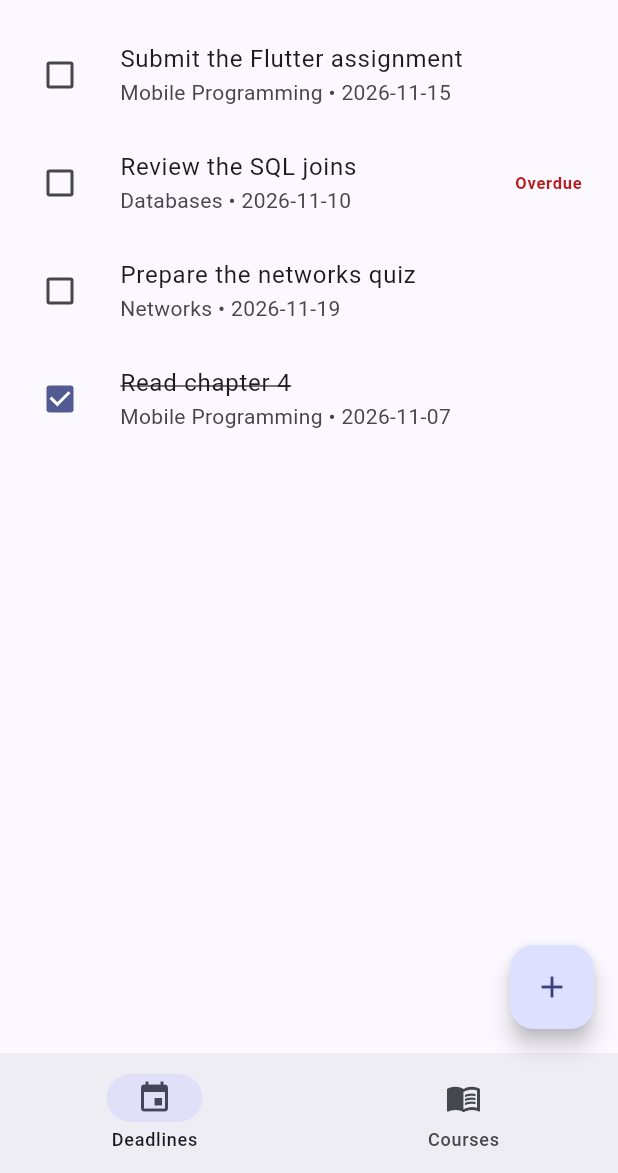
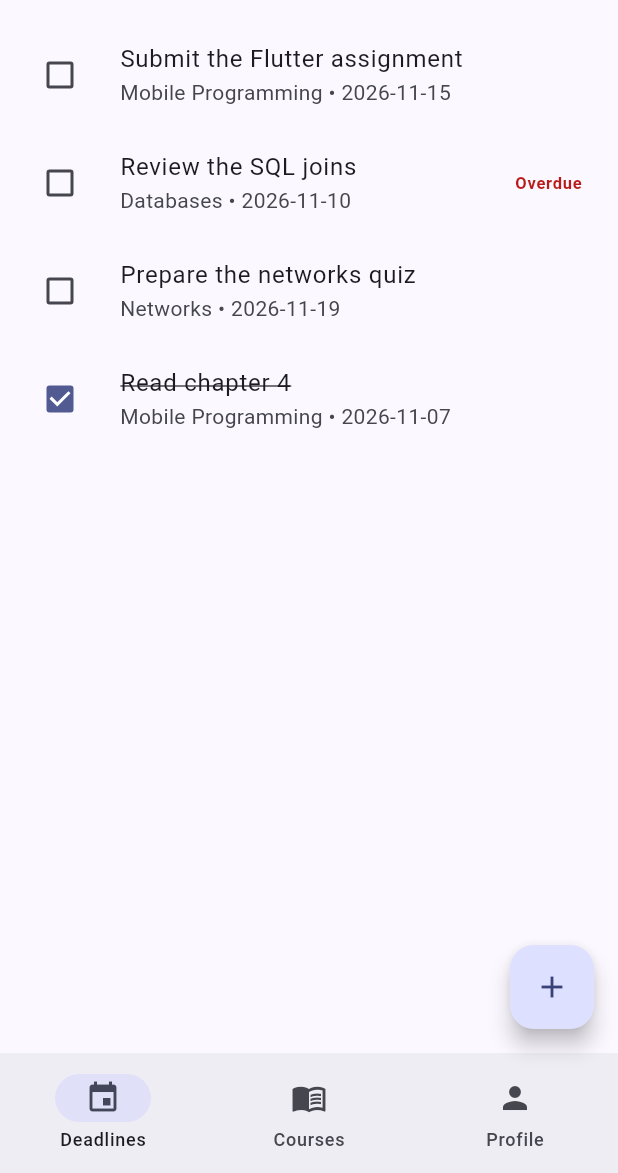
Before and after one commit to Laureelo/campusflow, a Flutter app: the screen it shows after launch, on a phone screen of 412 x 824 dp, the part 63-1236 px from its top. Run offline on Flutter 3.47's test engine with Material 3 defaults, Android fonts, the phone set to English and light mode, and no system bars; our stand-ins replace flutter_riverpod, go_router.

Commit message:
Add GoRouter with a ShellRoute, the navigation bar and the id path parameter

```diff
--- a/seance-6-riverpod/lib/main.dart
+++ b/seance-6-riverpod/lib/main.dart
@@ -1,22 +1,36 @@
 import 'package:flutter/material.dart';
 import 'package:flutter_riverpod/flutter_riverpod.dart';
+import 'package:go_router/go_router.dart';
 
-import 'screens/home_shell.dart';
+import 'router/app_router.dart';
 
 void main() {
   runApp(const ProviderScope(child: CampusFlowApp()));
 }
 
-class CampusFlowApp extends StatelessWidget {
+class CampusFlowApp extends StatefulWidget {
   const CampusFlowApp({super.key});
 
   @override
+  State<CampusFlowApp> createState() => _CampusFlowAppState();
+}
+
+class _CampusFlowAppState extends State<CampusFlowApp> {
+  final GoRouter _router = buildRouter();
+
+  @override
+  void dispose() {
+    _router.dispose();
+    super.dispose();
+  }
+
+  @override
   Widget build(BuildContext context) {
-    return MaterialApp(
+    return MaterialApp.router(
       title: 'CampusFlow',
       debugShowCheckedModeBanner: false,
       theme: ThemeData(colorSchemeSeed: Colors.indigo, useMaterial3: true),
-      home: const HomeShell(),
+      routerConfig: _router,
     );
   }
 }
--- /dev/null
+++ b/seance-6-riverpod/lib/providers/user_provider.dart
@@ -0,0 +1,6 @@
+import 'package:flutter_riverpod/flutter_riverpod.dart';
+
+import '../data/sample_data.dart';
+import '../models/user.dart';
+
+final userProvider = Provider<User>((ref) => sampleUser);
--- /dev/null
+++ b/seance-6-riverpod/lib/router/app_router.dart
@@ -0,0 +1,44 @@
+import 'package:go_router/go_router.dart';
+
+import '../screens/courses_list.dart';
+import '../screens/deadlines_screen.dart';
+import '../screens/profile_screen.dart';
+import '../screens/shell_scaffold.dart';
+import '../screens/task_detail.dart';
+import '../screens/task_form.dart';
+
+GoRouter buildRouter() {
+  return GoRouter(
+    initialLocation: '/tasks',
+    routes: [
+      ShellRoute(
+        builder: (context, state, child) => ShellScaffold(child: child),
+        routes: [
+          GoRoute(
+            path: '/tasks',
+            builder: (context, state) => const DeadlinesScreen(),
+          ),
+          GoRoute(
+            path: '/courses',
+            builder: (context, state) => const CoursesList(),
+          ),
+          GoRoute(
+            path: '/profile',
+            builder: (context, state) => const ProfileScreen(),
+          ),
+        ],
+      ),
+      GoRoute(
+        path: '/tasks/new',
+        builder: (context, state) => const TaskFormScreen(),
+      ),
+      GoRoute(
+        path: '/tasks/:id',
+        builder: (context, state) {
+          final id = int.tryParse(state.pathParameters['id'] ?? '') ?? -1;
+          return TaskDetailScreen(taskId: id);
+        },
+      ),
+    ],
+  );
+}
--- /dev/null
+++ b/seance-6-riverpod/lib/screens/deadlines_screen.dart
@@ -0,0 +1,52 @@
+import 'package:flutter/material.dart';
+import 'package:go_router/go_router.dart';
+
+import 'deadlines_list.dart';
+import 'task_detail.dart';
+
+const double wideBreakpoint = 840;
+
+class DeadlinesScreen extends StatefulWidget {
+  const DeadlinesScreen({super.key});
+
+  @override
+  State<DeadlinesScreen> createState() => _DeadlinesScreenState();
+}
+
+class _DeadlinesScreenState extends State<DeadlinesScreen> {
+  int? _selectedTaskId;
+
+  @override
+  Widget build(BuildContext context) {
+    return LayoutBuilder(
+      builder: (context, constraints) {
+        if (constraints.maxWidth < wideBreakpoint) {
+          return DeadlinesList(
+            onTaskTap: (task) => context.push('/tasks/${task.id}'),
+          );
+        }
+
+        final selectedId = _selectedTaskId;
+
+        return Row(
+          children: [
+            Expanded(
+              flex: 2,
+              child: DeadlinesList(
+                selectedId: selectedId,
+                onTaskTap: (task) => setState(() => _selectedTaskId = task.id),
+              ),
+            ),
+            const VerticalDivider(width: 1),
+            Expanded(
+              flex: 3,
+              child: selectedId == null
+                  ? const Center(child: Text('Select a deadline'))
+                  : TaskDetailView(taskId: selectedId),
+            ),
+          ],
+        );
+      },
+    );
+  }
+}
--- a/seance-6-riverpod/lib/screens/home_shell.dart
+++ /dev/null
@@ -1,99 +0,0 @@
-import 'package:flutter/material.dart';
-
-import '../models/task.dart';
-import 'courses_list.dart';
-import 'deadlines_list.dart';
-import 'task_detail.dart';
-import 'task_form.dart';
-
-const double wideBreakpoint = 840;
-
-class HomeShell extends StatefulWidget {
-  const HomeShell({super.key});
-
-  @override
-  State<HomeShell> createState() => _HomeShellState();
-}
-
-class _HomeShellState extends State<HomeShell> {
-  int _selectedIndex = 0;
-  int? _selectedTaskId;
-
-  void _openDetail(Task task) {
-    Navigator.of(context).push(
-      MaterialPageRoute(
-        builder: (context) => TaskDetailScreen(taskId: task.id),
-      ),
-    );
-  }
-
-  Future<void> _openForm() async {
-    final added = await Navigator.of(context).push<bool>(
-      MaterialPageRoute(builder: (context) => const TaskFormScreen()),
-    );
-    if (added != true || !mounted) return;
-
-    ScaffoldMessenger.of(context).showSnackBar(
-      const SnackBar(content: Text('Deadline added')),
-    );
-  }
-
-  Widget _buildWideLayout() {
-    final selectedId = _selectedTaskId;
-
-    return Row(
-      children: [
-        Expanded(
-          flex: 2,
-          child: DeadlinesList(
-            selectedId: selectedId,
-            onTaskTap: (task) => setState(() => _selectedTaskId = task.id),
-          ),
-        ),
-        const VerticalDivider(width: 1),
-        Expanded(
-          flex: 3,
-          child: selectedId == null
-              ? const Center(child: Text('Select a deadline'))
-              : TaskDetailView(taskId: selectedId),
-        ),
-      ],
-    );
-  }
-
-  @override
-  Widget build(BuildContext context) {
-    final onDeadlines = _selectedIndex == 0;
-
-    return Scaffold(
-      appBar: AppBar(title: Text(onDeadlines ? 'Deadlines' : 'Courses')),
-      body: onDeadlines
-          ? LayoutBuilder(
-              builder: (context, constraints) {
-                if (constraints.maxWidth < wideBreakpoint) {
-                  return DeadlinesList(onTaskTap: _openDetail);
-                }
-                return _buildWideLayout();
-              },
-            )
-          : const CoursesList(),
-      floatingActionButton: onDeadlines
-          ? FloatingActionButton(
-              onPressed: _openForm,
-              tooltip: 'Add a deadline',
-              child: const Icon(Icons.add),
-            )
-          : null,
-      bottomNavigationBar: NavigationBar(
-        selectedIndex: _selectedIndex,
-        onDestinationSelected: (index) {
-          setState(() => _selectedIndex = index);
-        },
-        destinations: const [
-          NavigationDestination(icon: Icon(Icons.event), label: 'Deadlines'),
-          NavigationDestination(icon: Icon(Icons.menu_book), label: 'Courses'),
-        ],
-      ),
-    );
-  }
-}
--- /dev/null
+++ b/seance-6-riverpod/lib/screens/shell_scaffold.dart
@@ -0,0 +1,52 @@
+import 'package:flutter/material.dart';
+import 'package:go_router/go_router.dart';
+
+const List<String> _paths = ['/tasks', '/courses', '/profile'];
+const List<String> _titles = ['Deadlines', 'Courses', 'Profile'];
+
+class ShellScaffold extends StatelessWidget {
+  final Widget child;
+
+  const ShellScaffold({super.key, required this.child});
+
+  int _indexOf(String location) {
+    final index = _paths.indexWhere((path) => location.startsWith(path));
+    return index == -1 ? 0 : index;
+  }
+
+  Future<void> _addTask(BuildContext context) async {
+    final added = await context.push<bool>('/tasks/new');
+    if (added != true || !context.mounted) return;
+
+    ScaffoldMessenger.of(context).showSnackBar(
+      const SnackBar(content: Text('Deadline added')),
+    );
+  }
+
+  @override
+  Widget build(BuildContext context) {
+    final location = GoRouterState.of(context).uri.path;
+    final index = _indexOf(location);
+
+    return Scaffold(
+      appBar: AppBar(title: Text(_titles[index])),
+      body: child,
+      floatingActionButton: index == 0
+          ? FloatingActionButton(
+              onPressed: () => _addTask(context),
+              tooltip: 'Add a deadline',
+              child: const Icon(Icons.add),
+            )
+          : null,
+      bottomNavigationBar: NavigationBar(
+        selectedIndex: index,
+        onDestinationSelected: (i) => context.go(_paths[i]),
+        destinations: const [
+          NavigationDestination(icon: Icon(Icons.event), label: 'Deadlines'),
+          NavigationDestination(icon: Icon(Icons.menu_book), label: 'Courses'),
+          NavigationDestination(icon: Icon(Icons.person), label: 'Profile'),
+        ],
+      ),
+    );
+  }
+}
--- a/seance-6-riverpod/lib/screens/task_form.dart
+++ b/seance-6-riverpod/lib/screens/task_form.dart
@@ -1,5 +1,6 @@
 import 'package:flutter/material.dart';
 import 'package:flutter_riverpod/flutter_riverpod.dart';
+import 'package:go_router/go_router.dart';
 
 import '../providers/courses_provider.dart';
 import '../providers/tasks_provider.dart';
@@ -48,7 +49,7 @@ class _TaskFormScreenState extends ConsumerState<TaskFormScreen> {
           dueDate: _dueDate!,
           courseId: _courseId!,
         );
-    Navigator.of(context).pop(true);
+    context.pop(true);
   }
 
   @override
```
Also changed, not shown: seance-6-riverpod/lib/data/sample_data.dart (+8 -0 lines), seance-6-riverpod/lib/screens/profile_screen.dart (added, +33 -0 lines), 1 other file.
